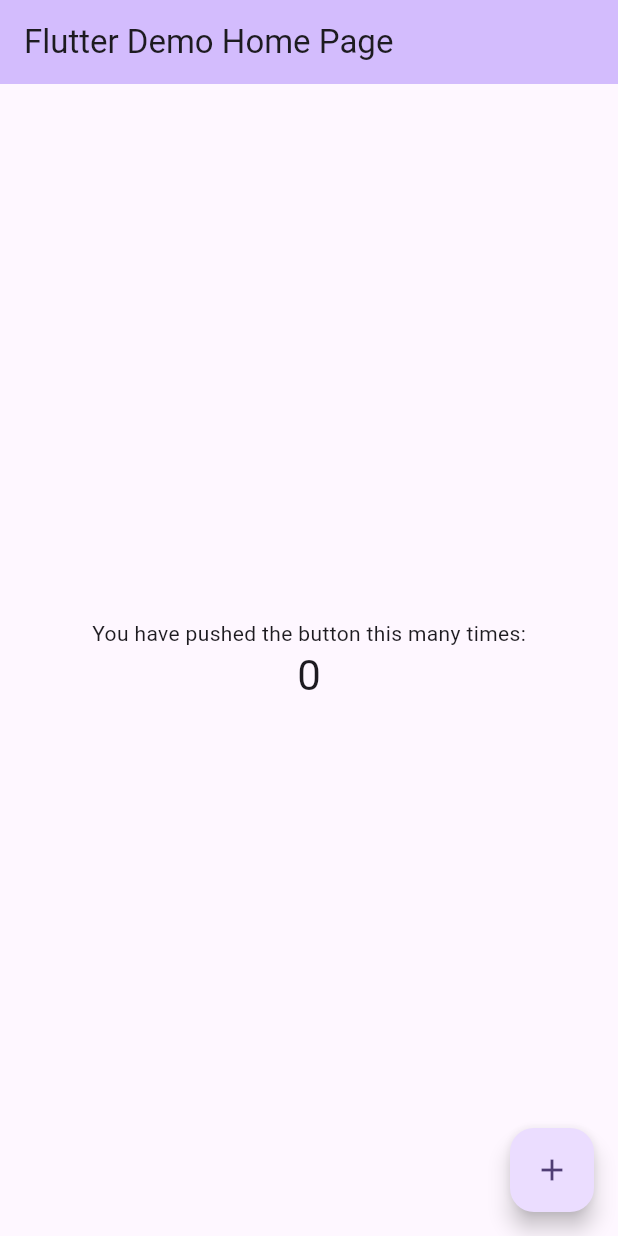
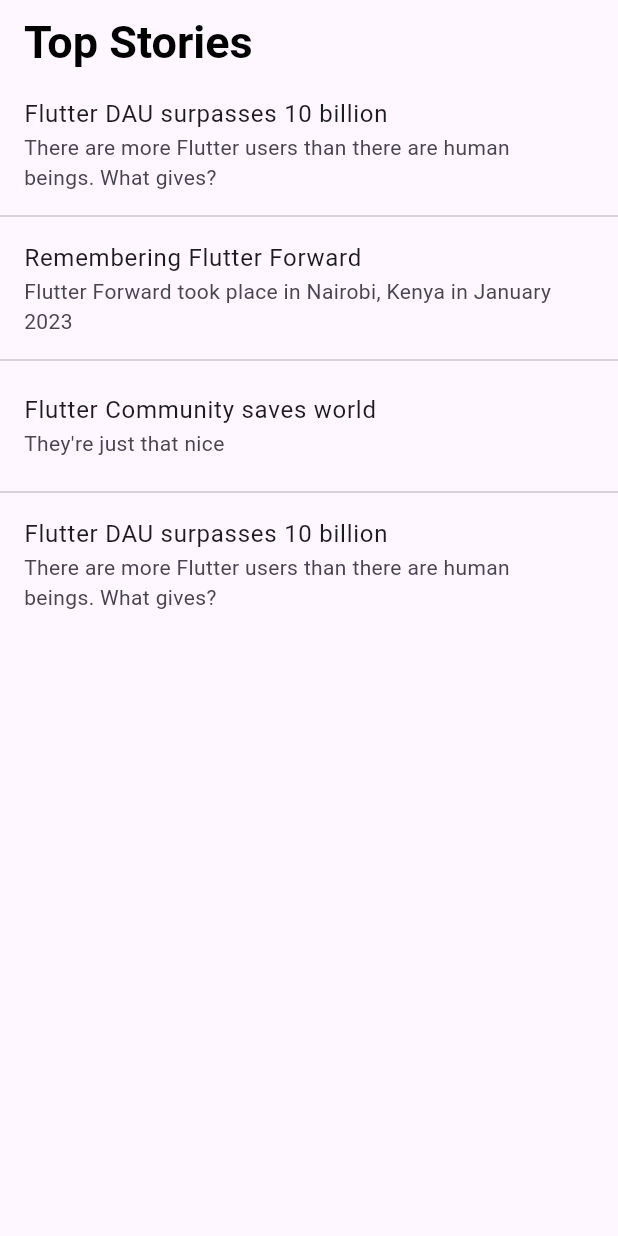
Before and after one commit to mashirocookies/home_widget, a Flutter app: the screen it shows after launch, on a phone screen of 412 x 824 dp. Run offline on Flutter 3.47's test engine with Material 2 defaults, Android fonts, the phone set to English and light mode, and no system bars.

Commit message:
Update to match Flutter codelab screens

```diff
--- a/lib/main.dart
+++ b/lib/main.dart
@@ -16,7 +16,7 @@ class MyApp extends StatelessWidget {
         colorScheme: ColorScheme.fromSeed(seedColor: Colors.deepPurple),
         useMaterial3: true,
       ),
-      home: const MyHomePage(title: 'Flutter Demo Home Page'),
+      home: const MyHomePage(),
     );
   }
 }
--- a/lib/my_home_page.dart
+++ b/lib/my_home_page.dart
@@ -1,49 +1,47 @@
 import 'package:flutter/material.dart';
 
+import 'article_screen.dart';
+import 'news_data.dart';
+
 class MyHomePage extends StatefulWidget {
-  const MyHomePage({super.key, required this.title});
-
-  final String title;
-
+  const MyHomePage({super.key});
   @override
   State<MyHomePage> createState() => _MyHomePageState();
 }
 
 class _MyHomePageState extends State<MyHomePage> {
-  int _counter = 0;
-
-  void _incrementCounter() {
-    setState(() {
-      _counter++;
-    });
-  }
-
   @override
   Widget build(BuildContext context) {
     return Scaffold(
-      appBar: AppBar(
-        backgroundColor: Theme.of(context).colorScheme.inversePrimary,
-        title: Text(widget.title),
-      ),
-      body: Center(
-        child: Column(
-          mainAxisAlignment: MainAxisAlignment.center,
-          children: <Widget>[
-            const Text(
-              'You have pushed the button this many times:',
-            ),
-            Text(
-              '$_counter',
-              style: Theme.of(context).textTheme.headlineMedium,
-            ),
-          ],
-        ),
-      ),
-      floatingActionButton: FloatingActionButton(
-        onPressed: _incrementCounter,
-        tooltip: 'Increment',
-        child: const Icon(Icons.add),
-      ),
-    );
+        appBar: AppBar(
+            title: const Text('Top Stories'),
+            centerTitle: false,
+            titleTextStyle: const TextStyle(
+                fontSize: 30,
+                fontWeight: FontWeight.bold,
+                color: Colors.black)),
+        body: ListView.separated(
+          separatorBuilder: (context, idx) {
+            return const Divider();
+          },
+          itemCount: getNewsStories().length,
+          itemBuilder: (context, idx) {
+            final article = getNewsStories()[idx];
+            return ListTile(
+              key: Key('$idx ${article.hashCode}'),
+              title: Text(article.title),
+              subtitle: Text(article.description),
+              onTap: () {
+                Navigator.of(context).push(
+                  MaterialPageRoute<ArticleScreen>(
+                    builder: (context) {
+                      return ArticleScreen(article: article);
+                    },
+                  ),
+                );
+              },
+            );
+          },
+        ));
   }
 }
--- /dev/null
+++ b/lib/news_data.dart
@@ -0,0 +1,40 @@
+class NewsArticle {
+  final String title;
+  final String description;
+  final String? articleText;
+  final String? image;
+
+  NewsArticle({
+    required this.title,
+    required this.description,
+    this.articleText = loremIpsum,
+    this.image,
+  });
+}
+
+const String loremIpsum =
+    'Lorem ipsum dolor sit amet, consectetur adipiscing elit, sed do eiusmod tempor incididunt ut labore et dolore magna aliqua. Ut enim ad minim veniam, quis nostrud exercitation ullamco laboris nisi ut aliquip ex ea commodo consequat. Lorem ipsum dolor sit amet, consectetur adipiscing elit, sed do eiusmod tempor incididunt ut labore et dolore magna aliqua. Ut enim ad minim veniam, quis nostrud exercitation ullamco laboris nisi ut aliquip ex ea commodo consequat.';
+
+List<NewsArticle> getNewsStories() {
+  return [
+    NewsArticle(
+      title: 'Flutter DAU surpasses 10 billion',
+      description:
+          'There are more Flutter users than there are human beings. What gives?',
+    ),
+    NewsArticle(
+      title: 'Remembering Flutter Forward',
+      description:
+          'Flutter Forward took place in Nairobi, Kenya in January 2023',
+    ),
+    NewsArticle(
+      title: 'Flutter Community saves world',
+      description: "They're just that nice",
+    ),
+    NewsArticle(
+      title: 'Flutter DAU surpasses 10 billion',
+      description:
+          'There are more Flutter users than there are human beings. What gives?',
+    )
+  ];
+}
```
Also changed, not shown: lib/article_screen.dart (added, +124 -0 lines).
